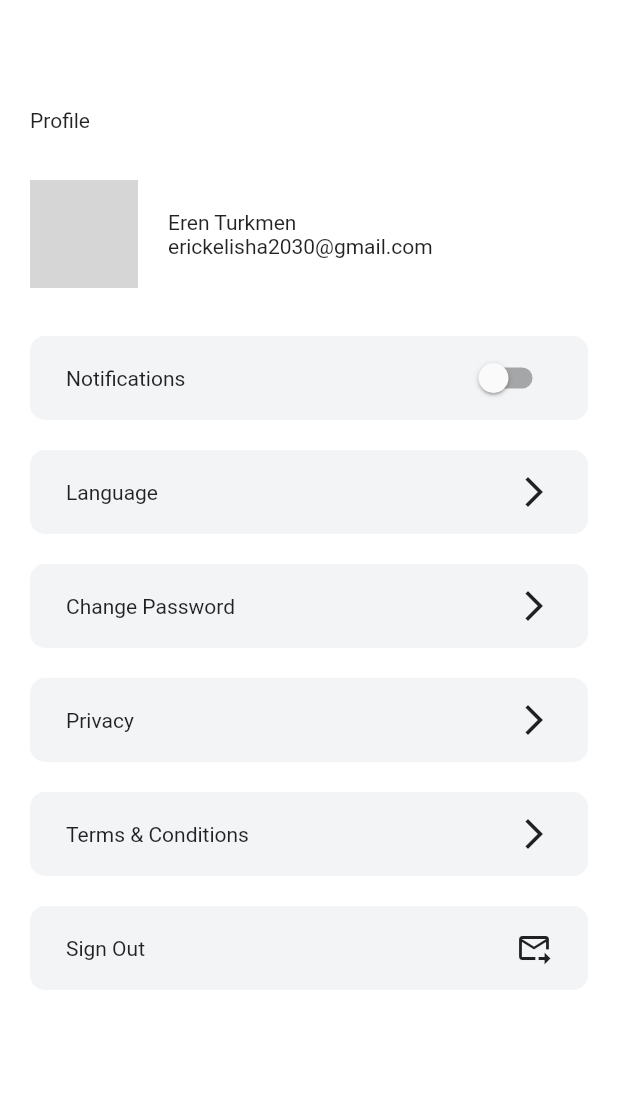
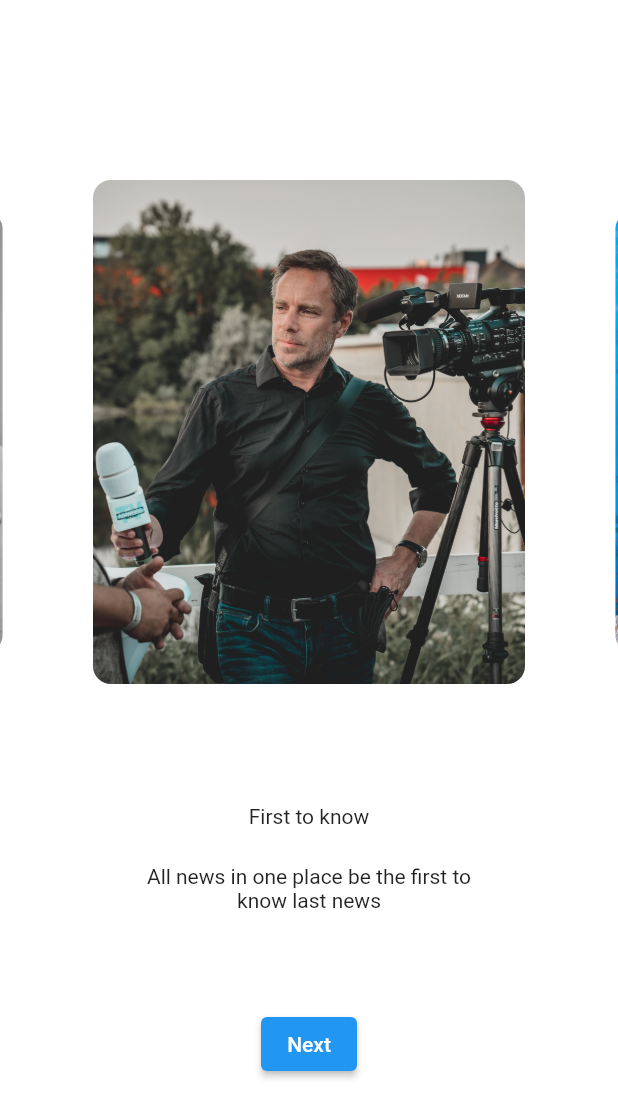
Before and after one commit to ezyerk2130/newsapp, a Flutter app: the screen it shows after launch, on a phone screen of 412 x 824 dp. Shown: the top 1118 px of the screen. Run offline on Flutter 3.47's test engine with Material 2 defaults, Android fonts, the phone set to English and light mode, and no system bars; drawn by our look-alikes of carousel_slider; our stand-ins replace google_fonts; Roboto replaces fonts that are missing (SF Pro Text); grey boxes are pictures that could not be loaded.

Commit message:
Fifth commit added onboarding screen screen

```diff
--- a/lib/main.dart
+++ b/lib/main.dart
@@ -2,8 +2,9 @@ import 'package:flutter/material.dart';
 import 'package:news/pages/bookmarks.dart';
 import 'package:news/pages/homepage.dart';
 import 'package:news/theme.dart';
+import 'package:news/pages/splash_screen.dart';
 import 'package:news/pages/cartegories.dart';
-import 'package:news/pages/profile.dart';
+import 'package:news/pages/onboarding.dart';
 void main() {
   runApp(const MyApp());
 }
@@ -15,7 +16,7 @@ class MyApp extends StatelessWidget {
   Widget build(BuildContext context) {
     return MaterialApp(
       title: 'newsapp',
-      home: const Profile(),
+      home: const Splashscreen(),
       theme: CustomTheme.lightTheme,
     );
   }
--- /dev/null
+++ b/lib/pages/onboarding.dart
@@ -0,0 +1,81 @@
+import 'package:flutter/material.dart';
+import 'package:carousel_slider/carousel_slider.dart';
+class Onboarding extends StatelessWidget {
+  const Onboarding({Key? key}) : super(key: key);
+
+  @override
+  Widget build(BuildContext context) {
+    return Scaffold(
+      body:Column(
+        children: [
+          Column(
+              children: [
+                const SizedBox(height:120.0 ,),
+                CarouselSlider(
+                    items: [
+                      Container(
+                        //height: 336.0,
+                        width: 288.0,
+                        decoration: BoxDecoration(
+                          borderRadius: BorderRadius.circular(12),
+                          image: const DecorationImage(
+                              image: AssetImage('assets/logo/pexels-bhavesh-jain-2248503.jpg'),
+                            fit: BoxFit.cover,
+                          ),
+                        ),
+                      ),
+                      Container(
+                        //height: 336,
+                        width: 288,
+                        decoration: BoxDecoration(
+                          borderRadius: BorderRadius.circular(12),
+                          image: const DecorationImage(
+                            image: AssetImage('assets/logo/pexels-mali-maeder-902194.jpg'),
+                            fit: BoxFit.cover,
+                          ),
+                        ),
+                      ),
+                      Container(
+                        //height: 336,
+                        width: 288,
+                        decoration: BoxDecoration(
+                          borderRadius: BorderRadius.circular(12),
+                          image: const DecorationImage(
+                            image: AssetImage('assets/logo/pexels-redrecords-©️-2872418.jpg'),
+                            fit: BoxFit.cover,
+                          ),
+                        ),
+                      ),
+                    ],
+                    options: CarouselOptions(
+                      height: 336.0,
+                      autoPlay: false,
+                      enlargeCenterPage: true,
+                      initialPage: 2,
+                      scrollDirection: Axis.horizontal,
+                    ),
+                ),
+              ],
+            ),
+
+          const SizedBox(height: 80,),
+          Column(
+              children: [
+                const Text('First to know'),
+                const Padding(padding: EdgeInsets.fromLTRB(80, 24, 80, 64),
+                child: Text('All news in one place be the first to know last news',
+                  textAlign: TextAlign.center,
+                ),
+                ),
+                ElevatedButton(
+                    onPressed: (){},
+                    child: const Text('Next'),
+                ),
+              ],
+            ),
+        ],
+      ),
+
+    );
+  }
+}
--- a/pubspec.yaml
+++ b/pubspec.yaml
@@ -36,6 +36,7 @@ dependencies:
   # Use with the CupertinoIcons class for iOS style icons.
   cupertino_icons: ^1.0.2
   google_fonts: ^4.0.3
+  carousel_slider: ^4.2.1
 
 dev_dependencies:
   flutter_test:
@@ -62,6 +63,7 @@ flutter:
   # To add assets to your application, add an assets section, like this:
   assets:
     - assets/
+    - assets/logo/
 
   #   - images/a_dot_ham.jpeg
 
```
Also changed, not shown: lib/pages/splash_screen.dart (added, +30 -0 lines), lib/widgets/button.dart (added, +30 -0 lines), assets/logo/logo.png (added), assets/logo/pexels-bhavesh-jain-2248503.jpg (added), assets/logo/pexels-mali-maeder-902194.jpg (added), assets/logo/pexels-redrecords-©️-2872418.jpg (added), lib/pages/spash_screen.dart (deleted), pubspec.lock.
